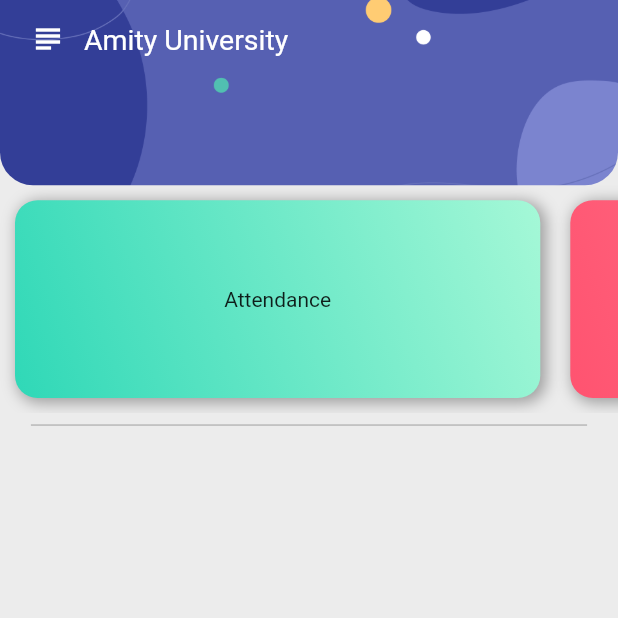
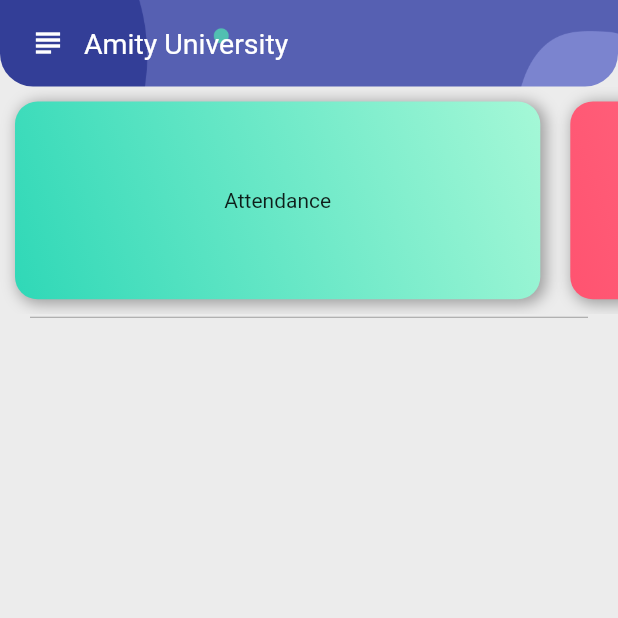
Before and after one commit to XxThunderBlastxX/amizone_app, a Flutter app: the screen it shows after launch, on a phone screen of 412 x 824 dp, the top half of it. Run offline on Flutter 3.47's test engine with Material 2 defaults, Android fonts, the phone set to English and light mode, and no system bars; drawn by our look-alikes of flutter_zoom_drawer.

Commit message:
made appBar responsive

```diff
--- a/lib/main.dart
+++ b/lib/main.dart
@@ -1,3 +1,4 @@
+import 'package:amizone_app/screens/calender/calender_screen.dart';
 import 'package:flutter/material.dart';
 
 import './screens/home/home_screen.dart';
@@ -19,6 +20,7 @@ class MyApp extends StatelessWidget {
       routes: {
         DrawerScreen.routeName: (context) => const DrawerScreen(),
         HomeScreen.routeName: (context) => const HomeScreen(),
+        CalenderScreen.routeName: (context) => const CalenderScreen(),
       },
     );
   }
--- /dev/null
+++ b/lib/screens/calender/calender_screen.dart
@@ -0,0 +1,14 @@
+import 'package:flutter/material.dart';
+
+class CalenderScreen extends StatelessWidget {
+  //Route Name
+  static const routeName = '/calender';
+  const CalenderScreen({Key? key}) : super(key: key);
+
+  @override
+  Widget build(BuildContext context) {
+    return Container(
+      child: const Text('Calender Screen'),
+    );
+  }
+}
--- a/lib/screens/home/home_screen.dart
+++ b/lib/screens/home/home_screen.dart
@@ -20,13 +20,14 @@ class HomeScreen extends StatelessWidget {
       body: Column(
         mainAxisAlignment: MainAxisAlignment.start,
         crossAxisAlignment: CrossAxisAlignment.center,
-        children: [
-          const HomeAppBar(),
-          const TabCarousel(),
+        children: const [
+          HomeAppBar(),
+          TabCarousel(),
           Divider(
-            indent: size.width * 0.05,
-            endIndent: size.width * 0.05,
             color: kGrey,
+            height: 4,
+            indent: 20,
+            endIndent: 20,
           ),
         ],
       ),
--- a/lib/screens/home/widgets/appbar.dart
+++ b/lib/screens/home/widgets/appbar.dart
@@ -10,7 +10,13 @@ class HomeAppBar extends StatelessWidget {
   @override
   Widget build(BuildContext context) {
     Size size = MediaQuery.of(context).size;
-    return Stack(
+
+    return SizedBox(
+      height: MediaQuery.of(context).padding.top +
+          ((size.height - MediaQuery.of(context).padding.top) * 0.07),
+      width: size.width,
+      child: LayoutBuilder(
+        builder: (context, constraints) => Stack(
           children: [
             ClipRRect(
               borderRadius: const BorderRadius.only(
@@ -18,17 +24,19 @@ class HomeAppBar extends StatelessWidget {
                 bottomRight: Radius.circular(22.0),
               ),
               child: SizedBox(
-            height: size.height * 0.1499,
-            width: size.width,
+                height: constraints.maxHeight,
+                width: constraints.maxWidth,
                 child: FittedBox(
                   fit: BoxFit.cover,
                   child: Image.asset('assets/bg_image.png'),
                 ),
               ),
             ),
+            //AppBar Content
             SafeArea(
               child: SizedBox(
-            width: double.infinity,
+                width: constraints.minWidth,
+                height: constraints.maxHeight,
                 child: Padding(
                   padding: const EdgeInsets.symmetric(
                     horizontal: 8.0,
@@ -47,13 +55,15 @@ class HomeAppBar extends StatelessWidget {
                           fontSize: 19.0,
                           color: Colors.white,
                         ),
-                  )
+                      ),
                     ],
                   ),
                 ),
               ),
-        )
+            ),
           ],
+        ),
+      ),
     );
   }
 }
--- a/pubspec.yaml
+++ b/pubspec.yaml
@@ -33,6 +33,7 @@ dependencies:
   font_awesome_flutter: ^9.2.0
   flutter_zoom_drawer: ^2.3.1
   auto_size_text: ^3.0.0
+  provider: ^6.0.2
 
 dev_dependencies:
   flutter_test:
```
Also changed, not shown: pubspec.lock. Lines whose indentation alone changed are shown as unchanged.
